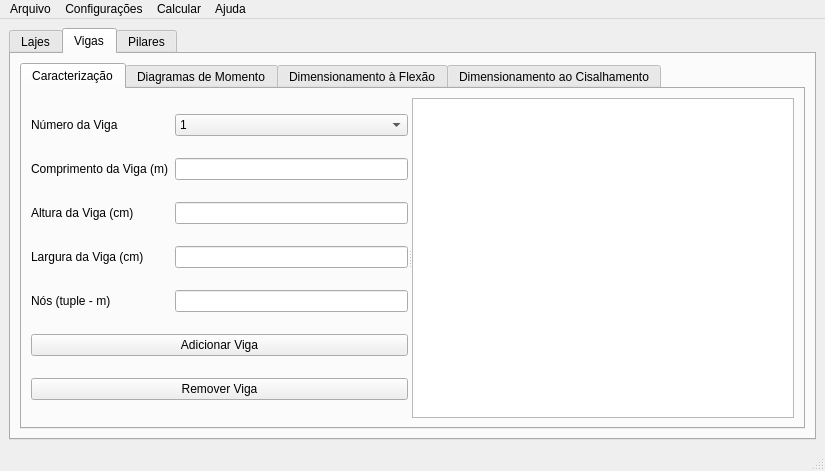
Before: the Qt Designer form gui/mainWindowGUI.ui in MarioFreitas/ConcretePy, drawn with Qt 5.
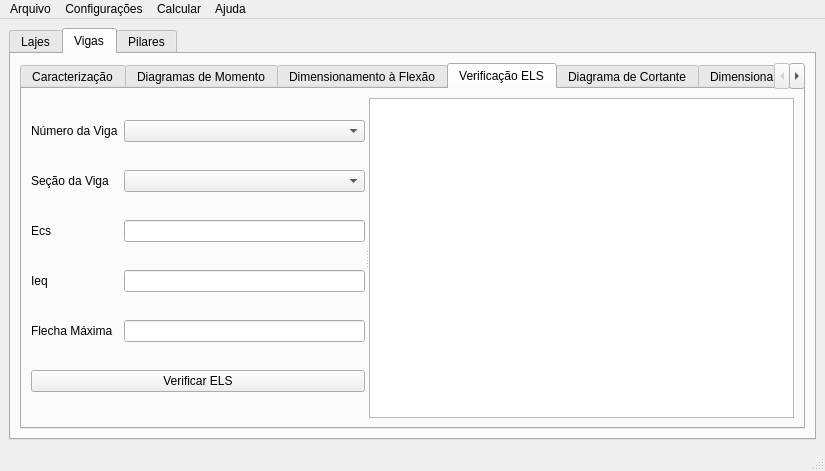
After: the same form once the commit is applied. The open tabs and pages were chosen to show the change.

Patch:
```diff
--- a/gui/mainWindowGUI.ui
+++ b/gui/mainWindowGUI.ui
@@ -1073,6 +1073,128 @@
               </item>
              </layout>
             </widget>
+            <widget class="QWidget" name="">
+             <attribute name="title">
+              <string>Verificação ELS</string>
+             </attribute>
+             <layout class="QGridLayout" name="gridLayout_31">
+              <item row="0" column="0">
+               <widget class="QSplitter" name="splitter_11">
+                <property name="orientation">
+                 <enum>Qt::Horizontal</enum>
+                </property>
+                <widget class="QWidget" name="widget_12" native="true">
+                 <layout class="QGridLayout" name="gridLayout_30">
+                  <item row="0" column="1">
+                   <widget class="QComboBox" name="nviga_cbox_dim_flex_viga_2"/>
+                  </item>
+                  <item row="0" column="0">
+                   <widget class="QLabel" name="label_43">
+                    <property name="text">
+                     <string>Número da Viga</string>
+                    </property>
+                   </widget>
+                  </item>
+                  <item row="2" column="0">
+                   <widget class="QLabel" name="label_50">
+                    <property name="text">
+                     <string>Ecs</string>
+                    </property>
+                   </widget>
+                  </item>
+                  <item row="5" column="0" colspan="2">
+                   <widget class="QPushButton" name="verificar_btn_dim_flex_viga_2">
+                    <property name="text">
+                     <string>Verificar ELS</string>
+                    </property>
+                   </widget>
+                  </item>
+                  <item row="1" column="0">
+                   <widget class="QLabel" name="label_49">
+                    <property name="text">
+                     <string>Seção da Viga</string>
+                    </property>
+                   </widget>
+                  </item>
+                  <item row="1" column="1">
+                   <widget class="QComboBox" name="sec_cbox_dim_flex_viga_2"/>
+                  </item>
+                  <item row="2" column="1">
+                   <widget class="QLineEdit" name="lineEdit"/>
+                  </item>
+                  <item row="3" column="1">
+                   <widget class="QLineEdit" name="lineEdit_2"/>
+                  </item>
+                  <item row="3" column="0">
+                   <widget class="QLabel" name="label_51">
+                    <property name="text">
+                     <string>Ieq</string>
+                    </property>
+                   </widget>
+                  </item>
+                  <item row="4" column="0">
+                   <widget class="QLabel" name="label_52">
+                    <property name="text">
+                     <string>Flecha Máxima</string>
+                    </property>
+                   </widget>
+                  </item>
+                  <item row="4" column="1">
+                   <widget class="QLineEdit" name="lineEdit_3"/>
+                  </item>
+                 </layout>
+                </widget>
+                <widget class="QTextBrowser" name="textBrowser_dim_flex_viga_2"/>
+               </widget>
+              </item>
+             </layout>
+            </widget>
+            <widget class="QWidget" name="tab_12">
+             <attribute name="title">
+              <string>Diagrama de Cortante</string>
+             </attribute>
+             <layout class="QGridLayout" name="gridLayout_33">
+              <item row="0" column="0">
+               <widget class="QSplitter" name="splitter_12">
+                <property name="orientation">
+                 <enum>Qt::Horizontal</enum>
+                </property>
+                <widget class="QWidget" name="widget_13" native="true">
+                 <layout class="QGridLayout" name="gridLayout_32">
+                  <item row="1" column="0">
+                   <widget class="QPushButton" name="import_btn_cortantes_viga">
+                    <property name="text">
+                     <string>Arquivo FTOOL</string>
+                    </property>
+                   </widget>
+                  </item>
+                  <item row="1" column="1">
+                   <widget class="QLineEdit" name="import_le_cortantes_viga"/>
+                  </item>
+                  <item row="0" column="1">
+                   <widget class="QComboBox" name="nviga_cbox_cortantes_viga"/>
+                  </item>
+                  <item row="0" column="0">
+                   <widget class="QLabel" name="label_53">
+                    <property name="text">
+                     <string>Número da Viga</string>
+                    </property>
+                   </widget>
+                  </item>
+                  <item row="3" column="0" colspan="2">
+                   <widget class="QPushButton" name="add_btn_cortantes_viga">
+                    <property name="text">
+                     <string>Adicionar Cortantes</string>
+                    </property>
+                   </widget>
+                  </item>
+                 </layout>
+                </widget>
+                <widget class="QWidget" name="widget_cortantes_vigas" native="true"/>
+               </widget>
+              </item>
+             </layout>
+            </widget>
             <widget class="QWidget" name="tab_10">
              <attribute name="title">
               <string>Dimensionamento ao Cisalhamento</string>
```
Left out of the diff: 44 changed lines with no effect on the pictures.
